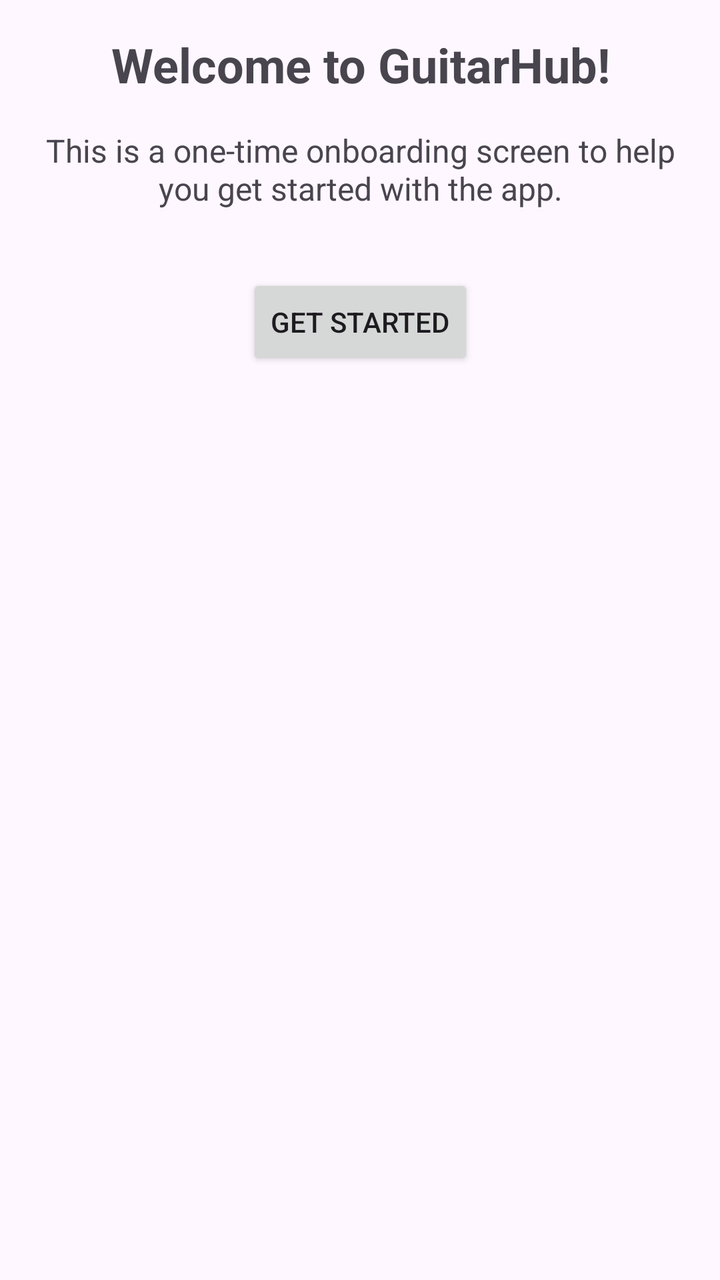
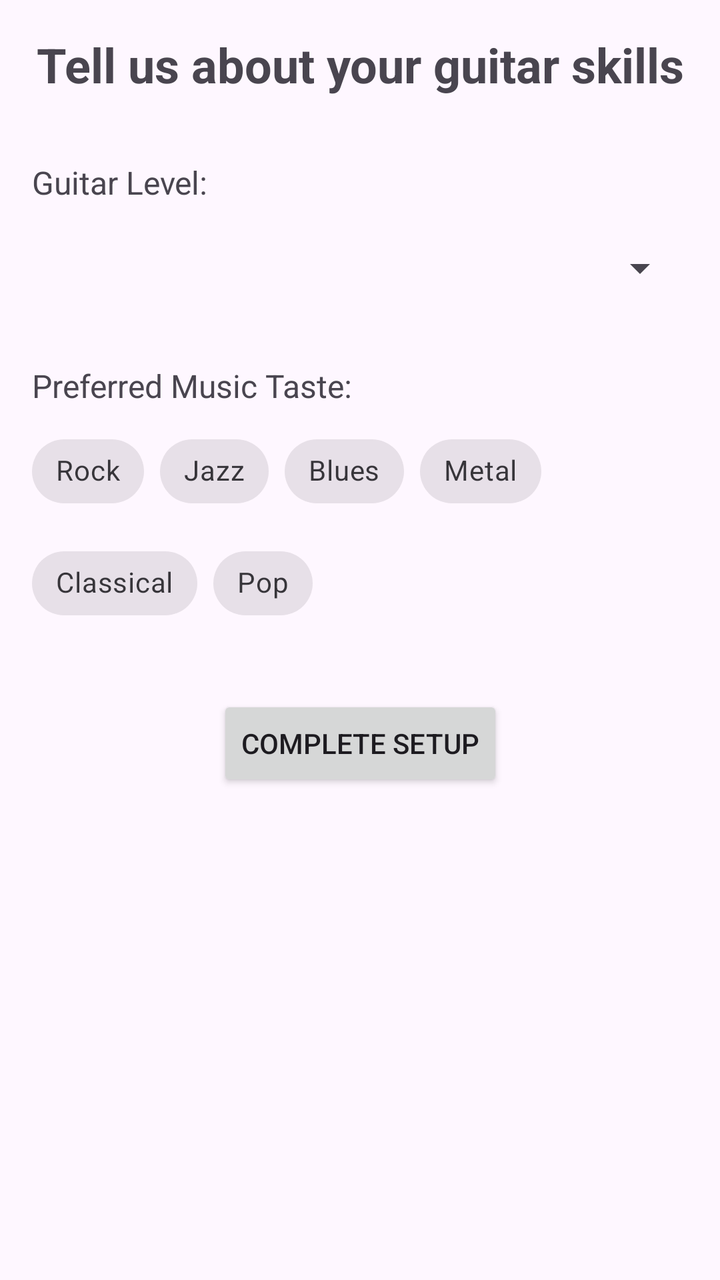

Two renders of the same Android screen: before a commit and after it. Below are the layout's source before the change and the commit's diff.
<!-- AndroidManifest.xml: application theme Theme.GuitarHub -->
<!-- res/layout/activity_onboarding.xml -->
<?xml version="1.0" encoding="utf-8"?>
<androidx.constraintlayout.widget.ConstraintLayout xmlns:android="http://schemas.android.com/apk/res/android"
    xmlns:app="http://schemas.android.com/apk/res-auto"
    xmlns:tools="http://schemas.android.com/tools"
    android:layout_width="match_parent"
    android:layout_height="match_parent"
    android:padding="16dp"
    tools:context=".OnboardingActivity">

    <TextView
        android:id="@+id/tv_onboarding_title"
        android:layout_width="wrap_content"
        android:layout_height="wrap_content"
        android:text="Welcome to GuitarHub!"
        android:textSize="24sp"
        android:textStyle="bold"
        android:gravity="center"
        app:layout_constraintBottom_toTopOf="@+id/tv_onboarding_desc"
        app:layout_constraintEnd_toEndOf="parent"
        app:layout_constraintStart_toStartOf="parent"
        app:layout_constraintTop_toTopOf="parent"
        app:layout_constraintVertical_bias="0.4" />

    <TextView
        android:id="@+id/tv_onboarding_desc"
        android:layout_width="0dp"
        android:layout_height="wrap_content"
        android:layout_marginTop="16dp"
        android:text="This is a one-time onboarding screen to help you get started with the app."
        android:textSize="16sp"
        android:gravity="center"
        app:layout_constraintEnd_toEndOf="parent"
        app:layout_constraintStart_toStartOf="parent"
        app:layout_constraintTop_toBottomOf="@+id/tv_onboarding_title" />

    <Button
        android:id="@+id/btn_finish_onboarding"
        android:layout_width="wrap_content"
        android:layout_height="wrap_content"
        android:text="Get Started"
        android:layout_marginTop="32dp"
        app:layout_constraintEnd_toEndOf="parent"
        app:layout_constraintStart_toStartOf="parent"
        app:layout_constraintTop_toBottomOf="@+id/tv_onboarding_desc" />

</androidx.constraintlayout.widget.ConstraintLayout>
<!-- resources referenced by this layout -->
<resources>
  <style name="Theme.GuitarHub" parent="Base.Theme.GuitarHub" />
  <style name="Base.Theme.GuitarHub" parent="Theme.Material3.DayNight.NoActionBar">
          
          
      </style>
</resources>

<!-- the commit's change to res/layout/activity_onboarding.xml (unified diff, before → after) -->
@@ -11,36 +11,102 @@
         android:id="@+id/tv_onboarding_title"
         android:layout_width="wrap_content"
         android:layout_height="wrap_content"
-        android:text="Welcome to GuitarHub!"
+        android:text="Tell us about your guitar skills"
         android:textSize="24sp"
         android:textStyle="bold"
         android:gravity="center"
-        app:layout_constraintBottom_toTopOf="@+id/tv_onboarding_desc"
         app:layout_constraintEnd_toEndOf="parent"
         app:layout_constraintStart_toStartOf="parent"
         app:layout_constraintTop_toTopOf="parent"
-        app:layout_constraintVertical_bias="0.4" />
+        app:layout_constraintVertical_bias="0.2" />
 
     <TextView
-        android:id="@+id/tv_onboarding_desc"
+        android:id="@+id/tv_level_label"
+        android:layout_width="wrap_content"
+        android:layout_height="wrap_content"
+        android:text="Guitar Level:"
+        android:textSize="16sp"
+        android:layout_marginTop="32dp"
+        app:layout_constraintStart_toStartOf="parent"
+        app:layout_constraintTop_toBottomOf="@+id/tv_onboarding_title" />
+
+    <Spinner
+        android:id="@+id/spinner_guitar_level"
         android:layout_width="0dp"
         android:layout_height="wrap_content"
-        android:layout_marginTop="16dp"
-        android:text="This is a one-time onboarding screen to help you get started with the app."
-        android:textSize="16sp"
-        android:gravity="center"
+        android:layout_marginTop="8dp"
+        android:minHeight="48dp"
         app:layout_constraintEnd_toEndOf="parent"
         app:layout_constraintStart_toStartOf="parent"
-        app:layout_constraintTop_toBottomOf="@+id/tv_onboarding_title" />
+        app:layout_constraintTop_toBottomOf="@+id/tv_level_label" />
+
+    <TextView
+        android:id="@+id/tv_music_taste_label"
+        android:layout_width="wrap_content"
+        android:layout_height="wrap_content"
+        android:text="Preferred Music Taste:"
+        android:textSize="16sp"
+        android:layout_marginTop="24dp"
+        app:layout_constraintStart_toStartOf="parent"
+        app:layout_constraintTop_toBottomOf="@+id/spinner_guitar_level" />
+
+    <com.google.android.material.chip.ChipGroup
+        android:id="@+id/chip_group_music_taste"
+        android:layout_width="0dp"
+        android:layout_height="wrap_content"
+        android:layout_marginTop="8dp"
+        app:singleSelection="false"
+        app:layout_constraintEnd_toEndOf="parent"
+        app:layout_constraintStart_toStartOf="parent"
+        app:layout_constraintTop_toBottomOf="@+id/tv_music_taste_label">
+
+        <com.google.android.material.chip.Chip
+            android:id="@+id/chip_rock"
+            android:layout_width="wrap_content"
+            android:layout_height="wrap_content"
+            android:text="Rock"
+            style="@style/Widget.MaterialComponents.Chip.Filter" />
+        <com.google.android.material.chip.Chip
+            android:id="@+id/chip_jazz"
+            android:layout_width="wrap_content"
+            android:layout_height="wrap_content"
+            android:text="Jazz"
+            style="@style/Widget.MaterialComponents.Chip.Filter" />
+        <com.google.android.material.chip.Chip
+            android:id="@+id/chip_blues"
+            android:layout_width="wrap_content"
+            android:layout_height="wrap_content"
+            android:text="Blues"
+            style="@style/Widget.MaterialComponents.Chip.Filter" />
+        <com.google.android.material.chip.Chip
+            android:id="@+id/chip_metal"
+            android:layout_width="wrap_content"
+            android:layout_height="wrap_content"
+            android:text="Metal"
+            style="@style/Widget.MaterialComponents.Chip.Filter" />
+        <com.google.android.material.chip.Chip
+            android:id="@+id/chip_classical"
+            android:layout_width="wrap_content"
+            android:layout_height="wrap_content"
+            android:text="Classical"
+            style="@style/Widget.MaterialComponents.Chip.Filter" />
+        <com.google.android.material.chip.Chip
+            android:id="@+id/chip_pop"
+            android:layout_width="wrap_content"
+            android:layout_height="wrap_content"
+            android:text="Pop"
+            style="@style/Widget.MaterialComponents.Chip.Filter" />
+
+    </com.google.android.material.chip.ChipGroup>
 
     <Button
         android:id="@+id/btn_finish_onboarding"
         android:layout_width="wrap_content"
         android:layout_height="wrap_content"
-        android:text="Get Started"
+        android:text="Complete Setup"
         android:layout_marginTop="32dp"
         app:layout_constraintEnd_toEndOf="parent"
         app:layout_constraintStart_toStartOf="parent"
-        app:layout_constraintTop_toBottomOf="@+id/tv_onboarding_desc" />
+        app:layout_constraintTop_toBottomOf="@+id/chip_group_music_taste" />
 
 </androidx.constraintlayout.widget.ConstraintLayout>
